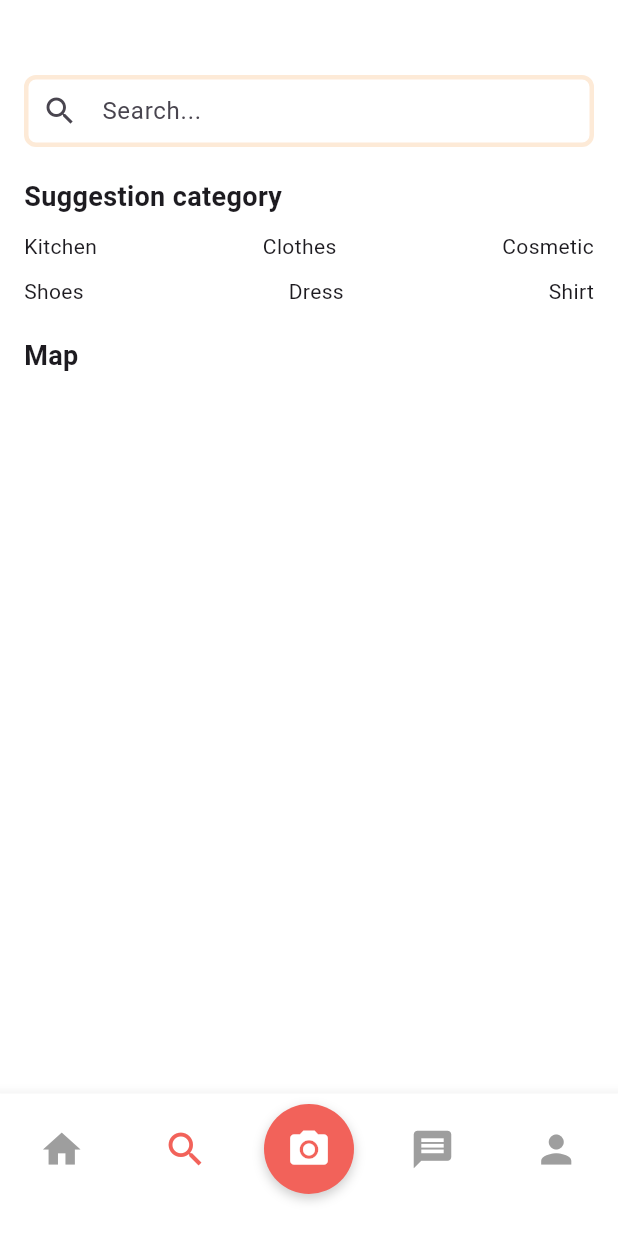
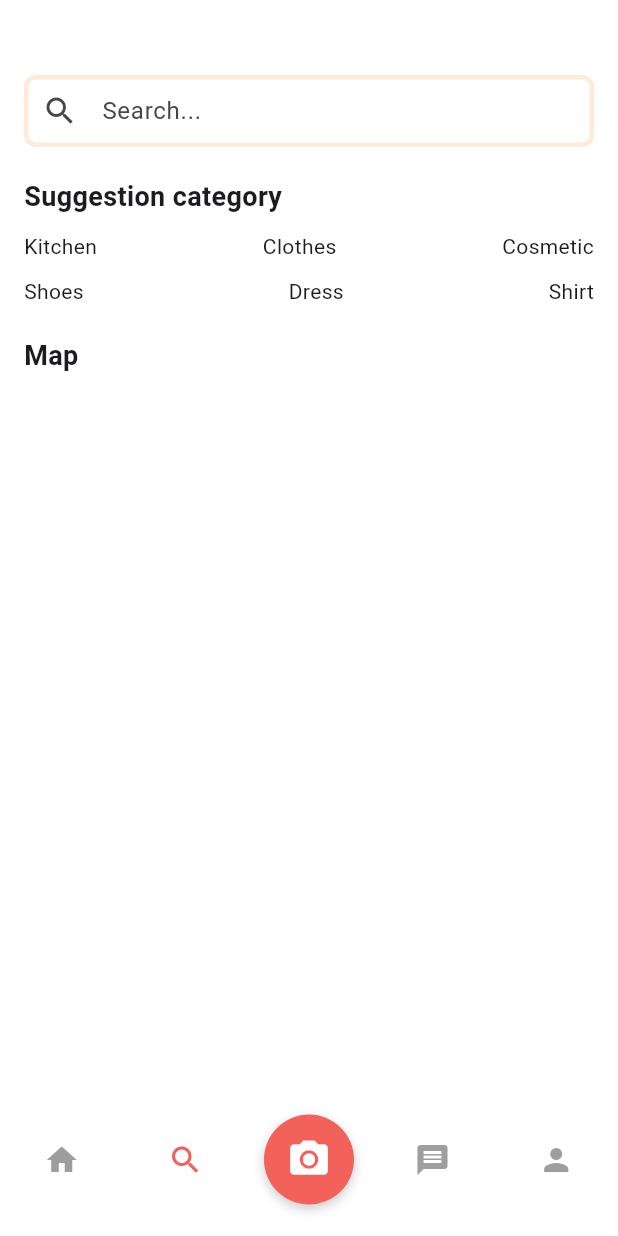
Before and after one commit to xiangxiang3451/itemExchange, a Flutter app: the HomeScreen screen opened by its route, item 2 of the bottom bar chosen, on a phone screen of 412 x 824 dp. Run offline on Flutter 3.47's test engine with Material 3 defaults, Android fonts, the phone set to English and light mode, and no system bars; network calls fail.

```diff
--- a/lib/screens/homeScreen.dart
+++ b/lib/screens/homeScreen.dart
@@ -1,5 +1,7 @@
 import 'package:flutter/material.dart';
+import 'package:item_exchange/screens/messageScreen.dart';
 import 'package:item_exchange/screens/postScreen.dart';
+import 'package:item_exchange/screens/profileScreen.dart';
 import 'package:item_exchange/screens/searchScreen.dart';
 
 class HomeScreen extends StatefulWidget {
@@ -14,11 +16,13 @@ class _HomeScreenState extends State<HomeScreen> {
     HomeContent(), // 主页内容
     SearchScreen(), // 搜索页面
     PostScreen(),
-
+    MessageScreen(),
+    ProfileScreen(),
   ];
 
   void _onItemTapped(int index) {
-    if (index == 2) { // 相机图标的索引是 2
+    if (index == 2) {
+      // 相机图标的索引是 2
       Navigator.push(
         context,
         MaterialPageRoute(builder: (context) => PostScreen()),
@@ -73,20 +77,28 @@ class _HomeScreenState extends State<HomeScreen> {
         index: _selectedIndex,
         children: _pages,
       ),
-      bottomNavigationBar: BottomNavigationBar(
+      bottomNavigationBar: BottomNavigationBarTheme(
+        data: const BottomNavigationBarThemeData(
+          selectedItemColor: Color(0xFFF2625A),
+          unselectedItemColor: Colors.grey,
+          backgroundColor: Colors.white,
+          elevation: 0,
+          type: BottomNavigationBarType.fixed,
+          showSelectedLabels: false,
+          showUnselectedLabels: false,
+          selectedIconTheme: IconThemeData(size: 24), // 调整选中图标大小
+          unselectedIconTheme: IconThemeData(size: 24), // 调整未选中图标大小
+        ),
+        child: BottomNavigationBar(
           currentIndex: _selectedIndex,
-        type: BottomNavigationBarType.fixed, // 固定导航栏布局
-        selectedItemColor: const Color(0xFFF2625A), // 选中图标颜色
-        unselectedItemColor: Colors.grey, // 未选中图标颜色
-        backgroundColor: Colors.white, // 导航栏背景颜色
           onTap: _onItemTapped,
           items: [
             const BottomNavigationBarItem(
-            icon: Icon(Icons.home, size: 30), // 主页图标
+              icon: Icon(Icons.home),
               label: '',
             ),
             const BottomNavigationBarItem(
-            icon: Icon(Icons.search, size: 30), // 搜索图标
+              icon: Icon(Icons.search),
               label: '',
             ),
             BottomNavigationBarItem(
@@ -94,14 +106,15 @@ class _HomeScreenState extends State<HomeScreen> {
               label: '',
             ),
             const BottomNavigationBarItem(
-            icon: Icon(Icons.message, size: 30), // 消息图标
+              icon: Icon(Icons.message),
               label: '',
             ),
             const BottomNavigationBarItem(
-            icon: Icon(Icons.person, size: 30), // 个人图标
+              icon: Icon(Icons.person),
               label: '',
             ),
           ],
+        ),
       ),
     );
   }
```
Also changed, not shown: lib/screens/messageScreen.dart (added, +129 -0 lines), lib/screens/postScreen.dart (+8 -5 lines), lib/screens/profileScreen.dart (added, +128 -0 lines). Lines whose indentation alone changed are shown as unchanged.
